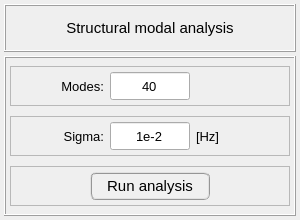
This is pulse/interface/ui_files/analysis/structural/modal_analysis.ui in open-pulse/OpenPulse as Qt 5 draws it before an edit. The edited form follows.
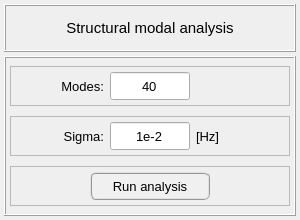
This is the edited form. Icons and pictures are not drawn.

Commit message: Adjusts on analysis widgets

```diff
--- a/pulse/interface/ui_files/analysis/structural/modal_analysis.ui
+++ b/pulse/interface/ui_files/analysis/structural/modal_analysis.ui
@@ -494,17 +494,14 @@
            </property>
            <property name="font">
             <font>
-             <family>MS Shell Dlg 2</family>
-             <pointsize>11</pointsize>
-             <weight>9</weight>
-             <italic>false</italic>
-             <bold>false</bold>
+             <pointsize>10</pointsize>
             </font>
            </property>
            <property name="styleSheet">
-            <string notr="true">QPushButton{border-radius: 6px; border-color: rgb(150, 150, 150); border-style: ridge; border-width: 2px; color: rgb(0, 0, 0); background-color: rgb(240, 240, 240); font: 75 11pt &quot;MS Shell Dlg 2&quot;}
-QPushButton:hover{border-radius: 6px; border-color: rgb(0, 170, 255); border-style: ridge; border-width: 2px; color: rgb(0, 0, 0); background-color: rgba(174, 213, 255, 100); font: 75 11pt &quot;MS Shell Dlg 2&quot;}
-QPushButton:pressed{border-radius: 6px; border-color: rgb(0, 170, 255); border-style: ridge; border-width: 3px; color: rgb(0, 0, 0); background-color: rgb(174, 213, 255); font: 75 11pt &quot;MS Shell Dlg 2&quot;}</string>
+            <string notr="true">QPushButton{border-radius: 6px; border-color: rgb(150, 150, 150); border-style: ridge; border-width: 2px; color: rgb(0, 0, 0); background-color: rgb(240, 240, 240)}
+QPushButton:hover{border-radius: 6px; border-color: rgb(0, 170, 255); border-style: ridge; border-width: 2px; color: rgb(0, 0, 0); background-color: rgba(174, 213, 255, 100)}
+QPushButton:pressed{border-radius: 6px; border-color: rgb(0, 170, 255); border-style: ridge; border-width: 2px; color: rgb(0, 0, 0); background-color: rgb(174, 213, 255)}
+QPushButton:disabled{border-radius: 6px; border-color: rgb(150, 150, 150); border-style: ridge; border-width: 0px; color: rgb(150,150, 150); background-color: rgb(220, 220, 220)}</string>
            </property>
            <property name="text">
             <string>Run analysis</string>
```
Left out of the diff: 12 changed lines with no effect on the pictures. The commit also changes 12 other files.
